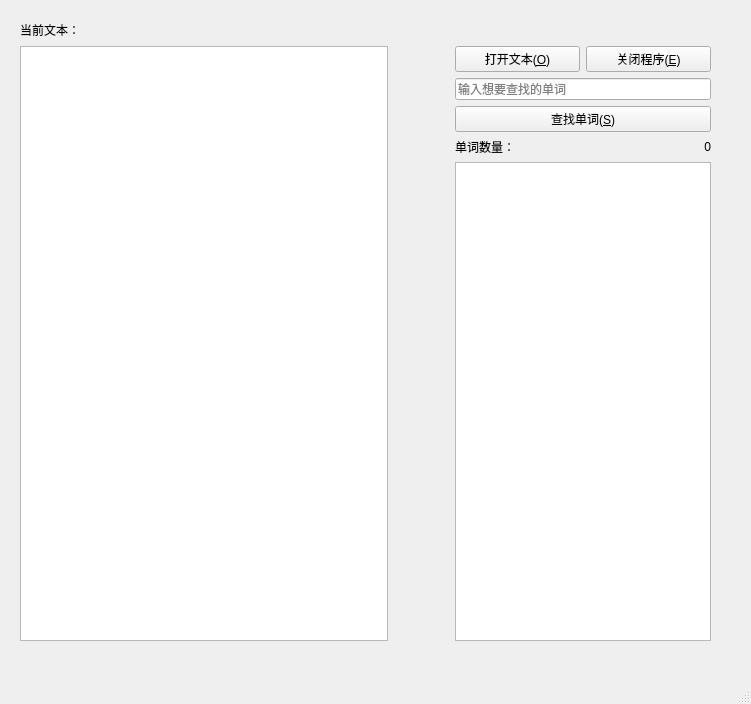
This is mainwindow.ui in QuinMeow/WordsCount_Qt as Qt 5 draws it before an edit. The edited form follows.
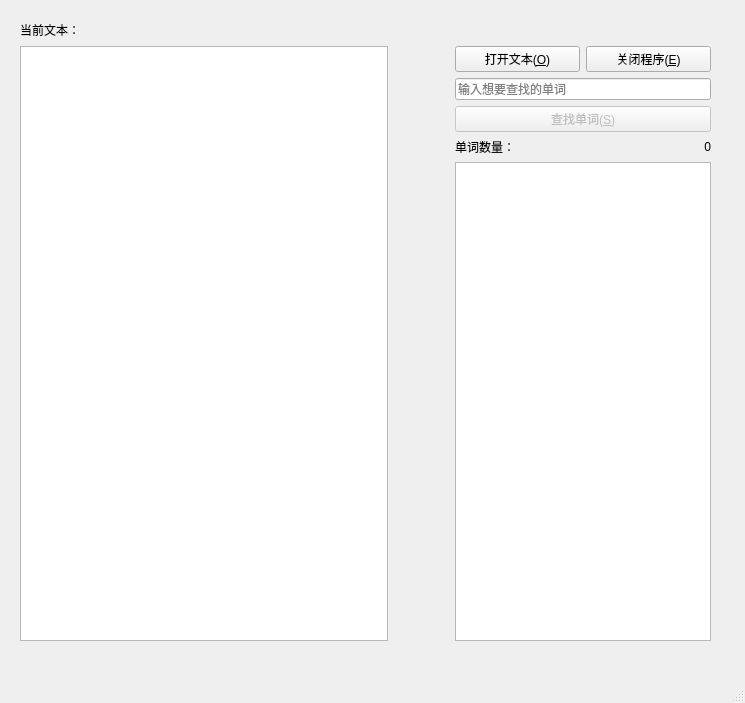
This is the edited form.

```diff
--- a/mainwindow.ui
+++ b/mainwindow.ui
@@ -6,8 +6,8 @@
    <rect>
     <x>0</x>
     <y>0</y>
-    <width>751</width>
-    <height>704</height>
+    <width>745</width>
+    <height>703</height>
    </rect>
   </property>
   <property name="windowTitle">
@@ -53,9 +53,21 @@
        </item>
        <item>
         <widget class="QPushButton" name="BtnSearch">
+         <property name="enabled">
+          <bool>false</bool>
+         </property>
          <property name="text">
           <string>查找单词(&amp;S)</string>
          </property>
+         <property name="checkable">
+          <bool>false</bool>
+         </property>
+         <property name="checked">
+          <bool>false</bool>
+         </property>
+         <property name="flat">
+          <bool>false</bool>
+         </property>
         </widget>
        </item>
        <item>
```
Left out of the diff: 16 changed lines with no effect on the pictures.
